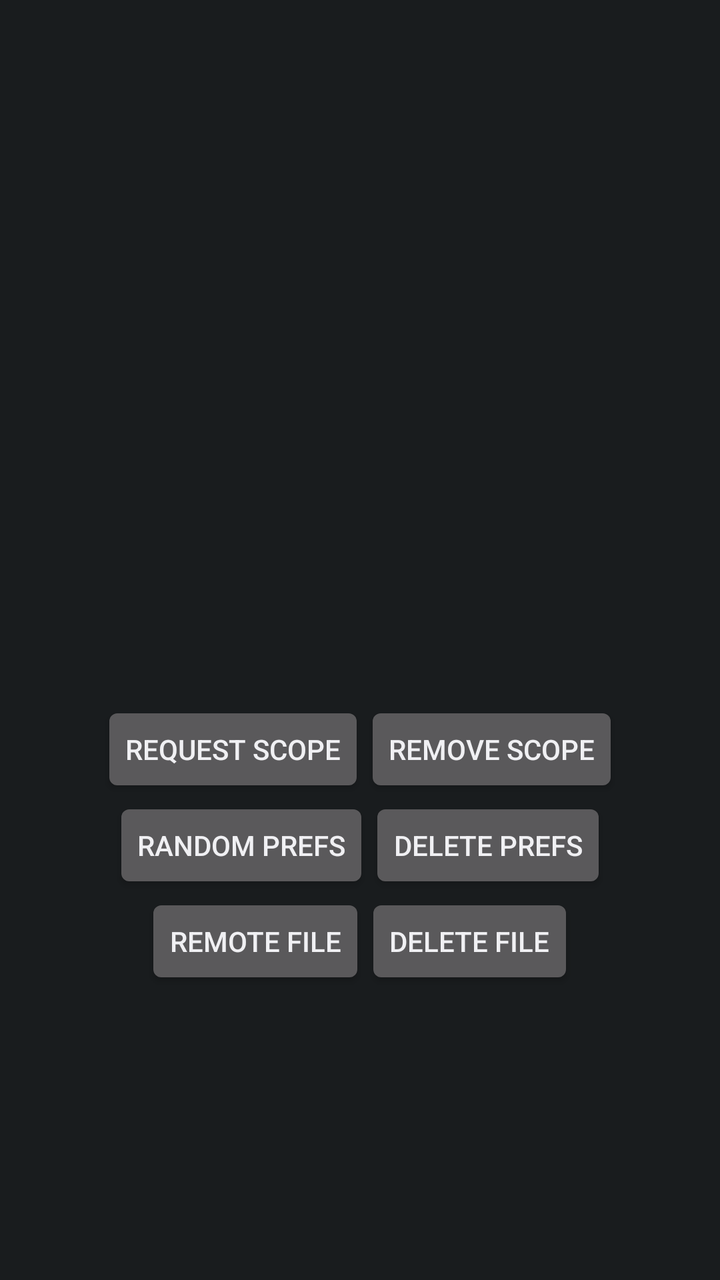
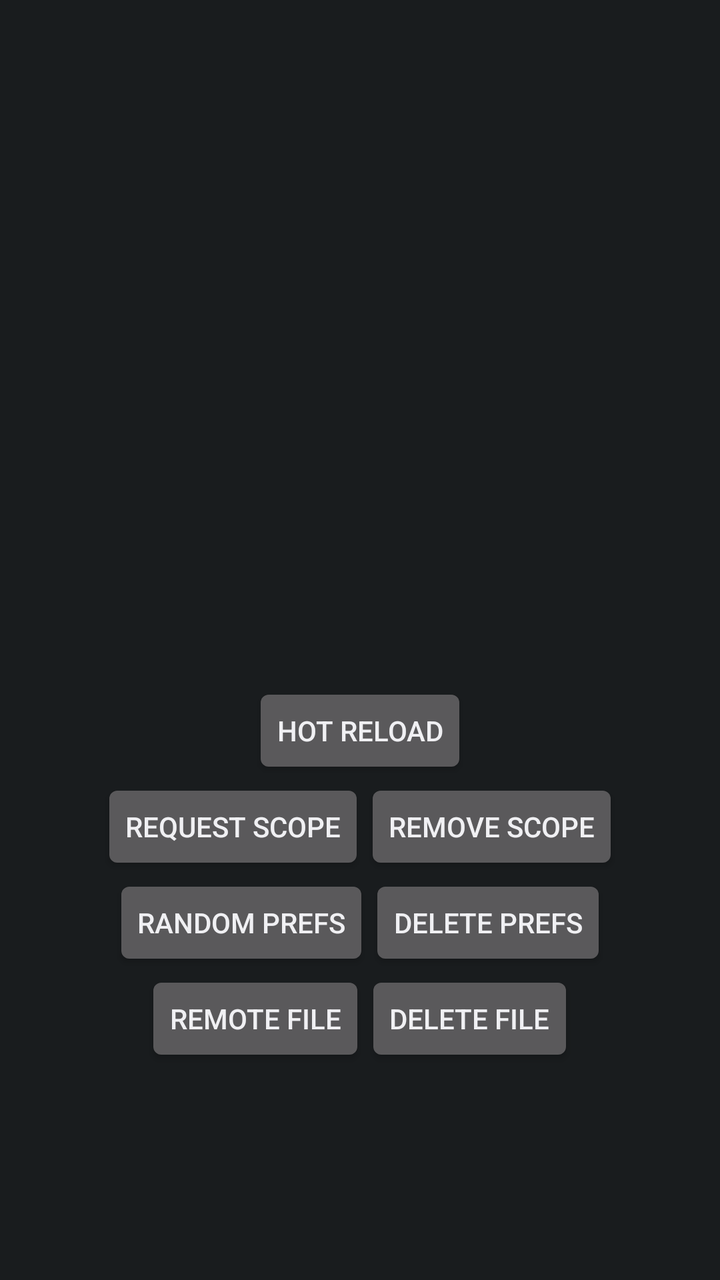

Two renders of the same Android screen: before a commit and after it. Below are the layout's source before the change and the commit's diff.
<!-- AndroidManifest.xml: application theme android:Theme.DeviceDefault -->
<!-- res/layout/activity_main.xml -->
<?xml version="1.0" encoding="utf-8"?>
<LinearLayout xmlns:android="http://schemas.android.com/apk/res/android"
    xmlns:tools="http://schemas.android.com/tools"
    android:layout_width="match_parent"
    android:layout_height="match_parent"
    android:gravity="center"
    android:orientation="vertical">

    <TextView
        android:id="@+id/binder_status"
        android:layout_width="wrap_content"
        android:layout_height="wrap_content"
        android:layout_gravity="center"
        android:textAppearance="?android:textAppearanceLarge" />

    <TextView
        android:id="@+id/api_version"
        android:layout_width="wrap_content"
        android:layout_height="wrap_content"
        android:layout_gravity="center"
        android:textAppearance="?android:textAppearanceLarge" />

    <TextView
        android:id="@+id/framework_name"
        android:layout_width="wrap_content"
        android:layout_height="wrap_content"
        android:layout_gravity="center"
        android:textAppearance="?android:textAppearanceLarge" />

    <TextView
        android:id="@+id/framework_version"
        android:layout_width="wrap_content"
        android:layout_height="wrap_content"
        android:layout_gravity="center"
        android:textAppearance="?android:textAppearanceLarge" />

    <TextView
        android:id="@+id/framework_version_code"
        android:layout_width="wrap_content"
        android:layout_height="wrap_content"
        android:layout_gravity="center"
        android:textAppearance="?android:textAppearanceLarge" />

    <TextView
        android:id="@+id/scopes"
        android:layout_width="wrap_content"
        android:layout_height="wrap_content"
        android:layout_gravity="center"
        android:gravity="center"
        android:textAppearance="?android:textAppearanceLarge" />

    <TextView
        android:id="@+id/remote_files"
        android:layout_width="wrap_content"
        android:layout_height="wrap_content"
        android:layout_gravity="center"
        android:gravity="center"
        android:textAppearance="?android:textAppearanceLarge" />

    <LinearLayout
        android:layout_width="wrap_content"
        android:layout_height="wrap_content"
        android:orientation="horizontal">

        <Button
            android:id="@+id/request_scope"
            android:layout_width="wrap_content"
            android:layout_height="wrap_content"
            android:text="Request Scope"
            tools:ignore="HardcodedText" />

        <Button
            android:id="@+id/remove_scope"
            android:layout_width="wrap_content"
            android:layout_height="wrap_content"
            android:text="Remove Scope"
            tools:ignore="HardcodedText" />
    </LinearLayout>

    <LinearLayout
        android:layout_width="wrap_content"
        android:layout_height="wrap_content"
        android:orientation="horizontal">

        <Button
            android:id="@+id/random_prefs"
            android:layout_width="wrap_content"
            android:layout_height="wrap_content"
            android:text="Random Prefs"
            tools:ignore="HardcodedText" />

        <Button
            android:id="@+id/delete_prefs"
            android:layout_width="wrap_content"
            android:layout_height="wrap_content"
            android:text="Delete Prefs"
            tools:ignore="HardcodedText" />
    </LinearLayout>

    <LinearLayout
        android:layout_width="wrap_content"
        android:layout_height="wrap_content"
        android:orientation="horizontal">

        <Button
            android:id="@+id/write_remote_file"
            android:layout_width="wrap_content"
            android:layout_height="wrap_content"
            android:text="Remote File"
            tools:ignore="HardcodedText" />

        <Button
            android:id="@+id/delete_remote_file"
            android:layout_width="wrap_content"
            android:layout_height="wrap_content"
            android:text="Delete File"
            tools:ignore="HardcodedText" />
    </LinearLayout>
</LinearLayout>
<!-- resources referenced by this layout -->
<resources>

</resources>

<!-- the commit's change to res/layout/activity_main.xml (unified diff, before → after) -->
@@ -50,12 +50,33 @@
         android:textAppearance="?android:textAppearanceLarge" />
 
     <TextView
+        android:id="@+id/running_processes"
+        android:layout_width="wrap_content"
+        android:layout_height="wrap_content"
+        android:layout_gravity="center"
+        android:gravity="center"
+        android:textAppearance="?android:textAppearanceLarge" />
+
+    <TextView
         android:id="@+id/remote_files"
         android:layout_width="wrap_content"
         android:layout_height="wrap_content"
         android:layout_gravity="center"
         android:gravity="center"
         android:textAppearance="?android:textAppearanceLarge" />
+
+    <LinearLayout
+        android:layout_width="wrap_content"
+        android:layout_height="wrap_content"
+        android:orientation="horizontal">
+
+        <Button
+            android:id="@+id/hot_reload"
+            android:layout_width="wrap_content"
+            android:layout_height="wrap_content"
+            android:text="Hot Reload"
+            tools:ignore="HardcodedText" />
+    </LinearLayout>
 
     <LinearLayout
         android:layout_width="wrap_content"
